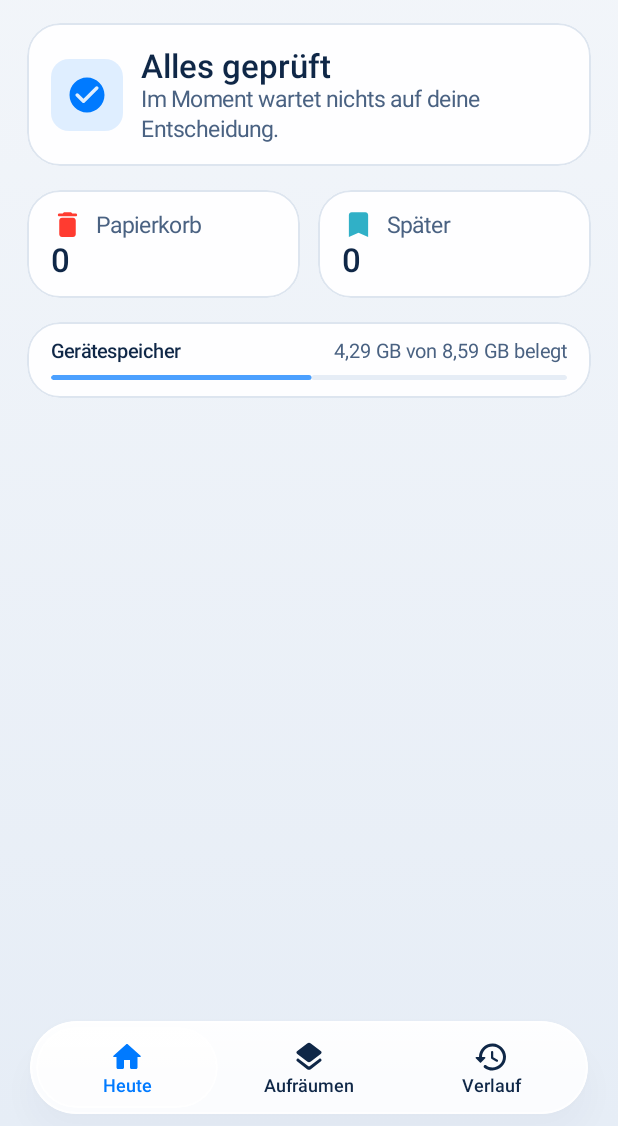
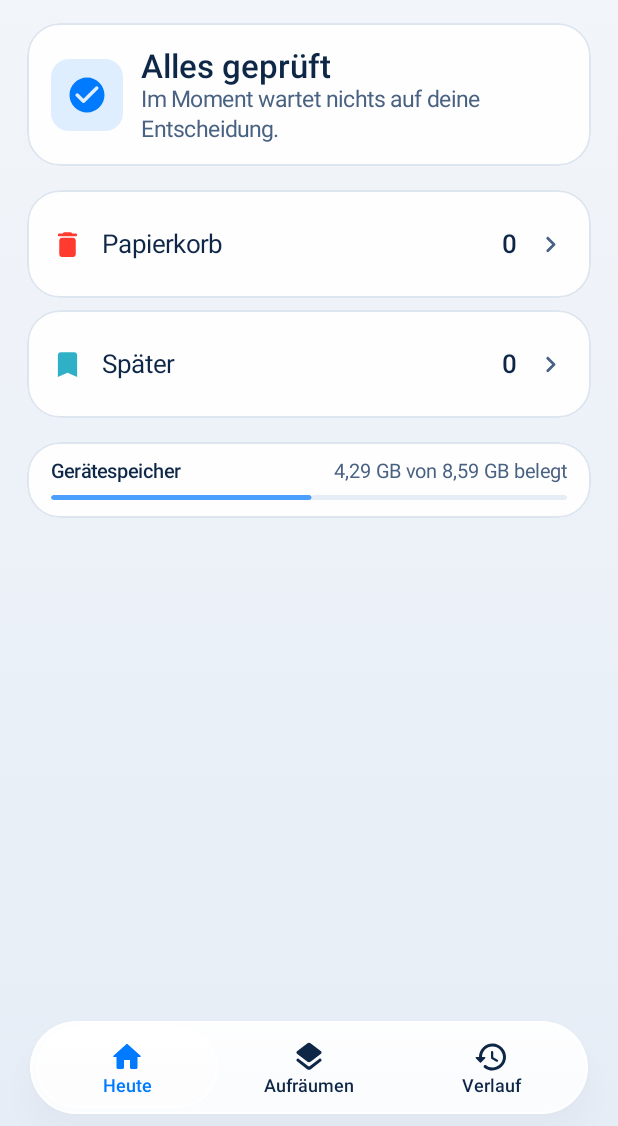
Before and after one commit to mrdevn4ever-sys/photomaid-android, an Android app built with Jetpack Compose: the main screen opened through its navigation route, on a phone screen of 412 x 824 dp, the part 110-1236 px from its top. Run offline under Robolectric (Android 15) with nearby library versions, the phone set to English and light mode, and no system bars.

Commit message:
heute: Papierkorb/Später als einzeilige Statuskarten (Icon · Label · Zähler · Chevron)
- Zähler rechtsbündig mit gleich breiten Ziffern, Karten untereinander auf gleicher Achse
- Label verkleinert sich bei großer Schrift statt abgeschnitten zu werden
- Screenshots für 0/1/6/99/999 bei Schrift 1.0/1.5/2.0 (2.0 auf 320 dp)
- FeedActionsTest wartet auf die UI statt nur auf den Fake (Timing)

Co-Authored-By: Claude Opus 5.5 <noreply@anthropic.com>
Claude-Session: https://claude.ai/code/session_01CFMEemyUt7rzN1gDw1coEf

```diff
--- a/app/src/main/kotlin/app/photomaid/feature/today/TodayScreen.kt
+++ b/app/src/main/kotlin/app/photomaid/feature/today/TodayScreen.kt
@@ -11,6 +11,9 @@ import androidx.compose.foundation.layout.aspectRatio
 import androidx.compose.foundation.layout.fillMaxSize
 import androidx.compose.foundation.layout.fillMaxWidth
 import androidx.compose.foundation.layout.height
+import androidx.compose.foundation.layout.heightIn
+import androidx.compose.foundation.text.BasicText
+import androidx.compose.foundation.text.TextAutoSize
 import androidx.compose.foundation.layout.padding
 import androidx.compose.foundation.layout.size
 import androidx.compose.foundation.layout.statusBarsPadding
@@ -173,9 +176,10 @@ fun TodayScreen(nav: Nav) {
                 }
             }
             // Echte Zahlen: was gerade im Papierkorb liegt und was zurückgestellt ist (keine „freigegeben“-Behauptung).
-            Row(horizontalArrangement = Arrangement.spacedBy(AppSpacing.s)) {
-                StatTile(Icons.Rounded.Delete, c.cleanup, stringResource(R.string.basket), read.basket.size, Modifier.weight(1f).testTag("today.basket")) { nav.push(Routes.BASKET) }
-                StatTile(Icons.Rounded.Bookmark, c.later, stringResource(R.string.later), read.laterRecords.size, Modifier.weight(1f).testTag("today.later")) { nav.push(Routes.LATER) }
+            // Untereinander: gleiche Breite, die Zähler beider Karten stehen rechtsbündig auf derselben Achse.
+            Column(verticalArrangement = Arrangement.spacedBy(AppSpacing.xs)) {
+                StatusCard(Icons.Rounded.Delete, c.cleanup, stringResource(R.string.basket), read.basket.size, Modifier.testTag("today.basket")) { nav.push(Routes.BASKET) }
+                StatusCard(Icons.Rounded.Bookmark, c.later, stringResource(R.string.later), read.laterRecords.size, Modifier.testTag("today.later")) { nav.push(Routes.LATER) }
             }
             device?.let { d -> StorageLine(d) { nav.push(Routes.STORAGE) } }
             Spacer(Modifier.height(TabBarClearance))
@@ -183,18 +187,27 @@ fun TodayScreen(nav: Nav) {
     }
 }
 
-/** Kompakte Kachel mit echter Zahl (Papierkorb, Später). */
+/**
+ * Einzeilige Statuskarte mit echter Zahl (Papierkorb, Später): Icon · Label · Zähler rechtsbündig · Chevron.
+ * Ganze Karte tappbar. Das Label kürzt sich bei großer Schrift, Zähler und Chevron bleiben immer sichtbar.
+ */
 @Composable
-private fun StatTile(icon: ImageVector, tint: Color, title: String, count: Int, modifier: Modifier, onClick: () -> Unit) {
+internal fun StatusCard(icon: ImageVector, tint: Color, title: String, count: Int, modifier: Modifier = Modifier, onClick: () -> Unit) {
     val c = PM.colors
     val desc = pluralStringResource(R.plurals.items_count, count, count)
     SurfaceCard(modifier.semantics(mergeDescendants = true) { contentDescription = "$title, $desc" },
         padding = PaddingValues(horizontal = AppSpacing.m, vertical = AppSpacing.s), onClick = onClick) {
-        Row(verticalAlignment = Alignment.CenterVertically, horizontalArrangement = Arrangement.spacedBy(AppSpacing.xs)) {
+        Row(Modifier.fillMaxWidth().heightIn(min = AppSpacing.minTouch), verticalAlignment = Alignment.CenterVertically,
+            horizontalArrangement = Arrangement.spacedBy(AppSpacing.s)) {
             Icon(icon, null, tint = tint, modifier = Modifier.size(AppIconSize.regular))
-            Text(title, style = AppTypography.subheadline, color = c.textSecondary, maxLines = 1, overflow = TextOverflow.Ellipsis, modifier = Modifier.weight(1f))
+            // Große Schrift + dreistelliger Zähler auf schmalen Telefonen: Label verkleinert sich minimal statt abgeschnitten zu werden.
+            BasicText(title, Modifier.weight(1f), style = AppTypography.body.copy(color = c.textPrimary), maxLines = 1, overflow = TextOverflow.Ellipsis,
+                autoSize = TextAutoSize.StepBased(minFontSize = AppTypography.footnote.fontSize, maxFontSize = AppTypography.body.fontSize))
+            // Ziffern gleich breit (tnum), damit 0 … 999 sauber rechtsbündig stehen.
+            Text("$count", style = AppTypography.headline.copy(fontFeatureSettings = "tnum"), color = c.textPrimary, maxLines = 1, softWrap = false,
+                textAlign = TextAlign.End)
+            Icon(Icons.AutoMirrored.Rounded.KeyboardArrowRight, null, tint = c.textSecondary, modifier = Modifier.size(AppIconSize.regular))
         }
-        Text("$count", style = AppTypography.title, color = c.textPrimary)
     }
 }
 
```
Also changed, not shown: 8 other files.
